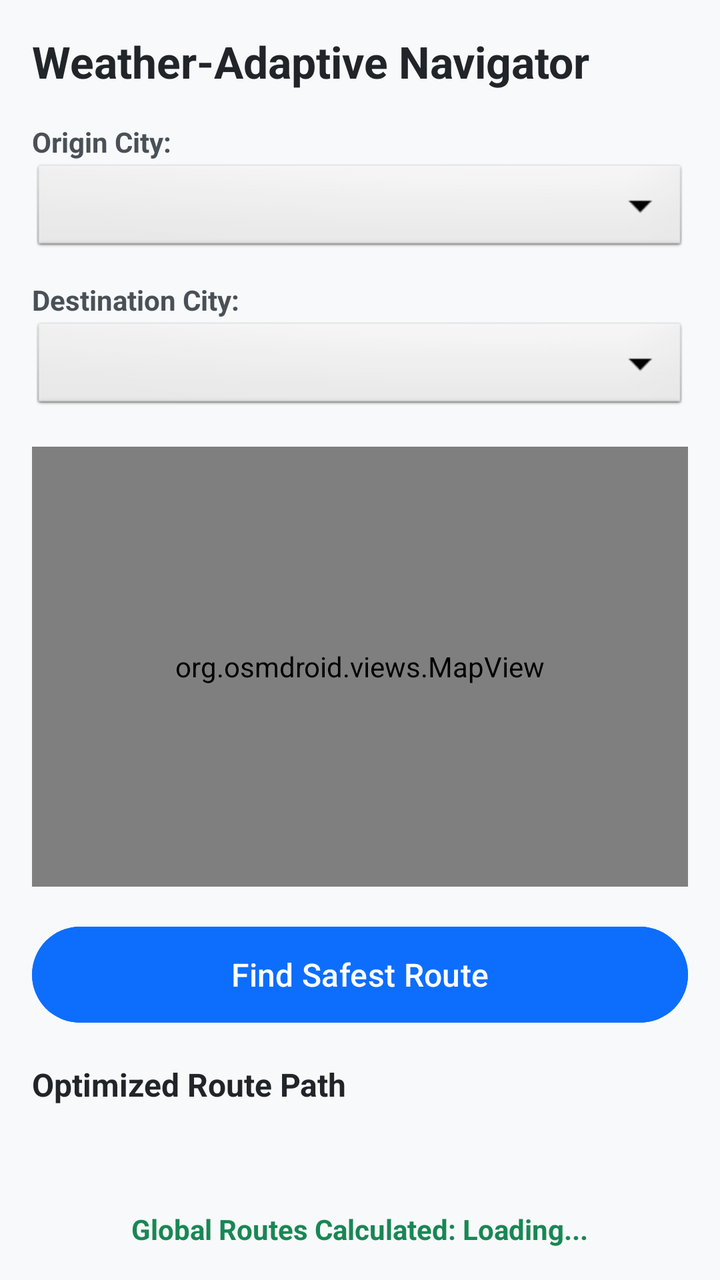
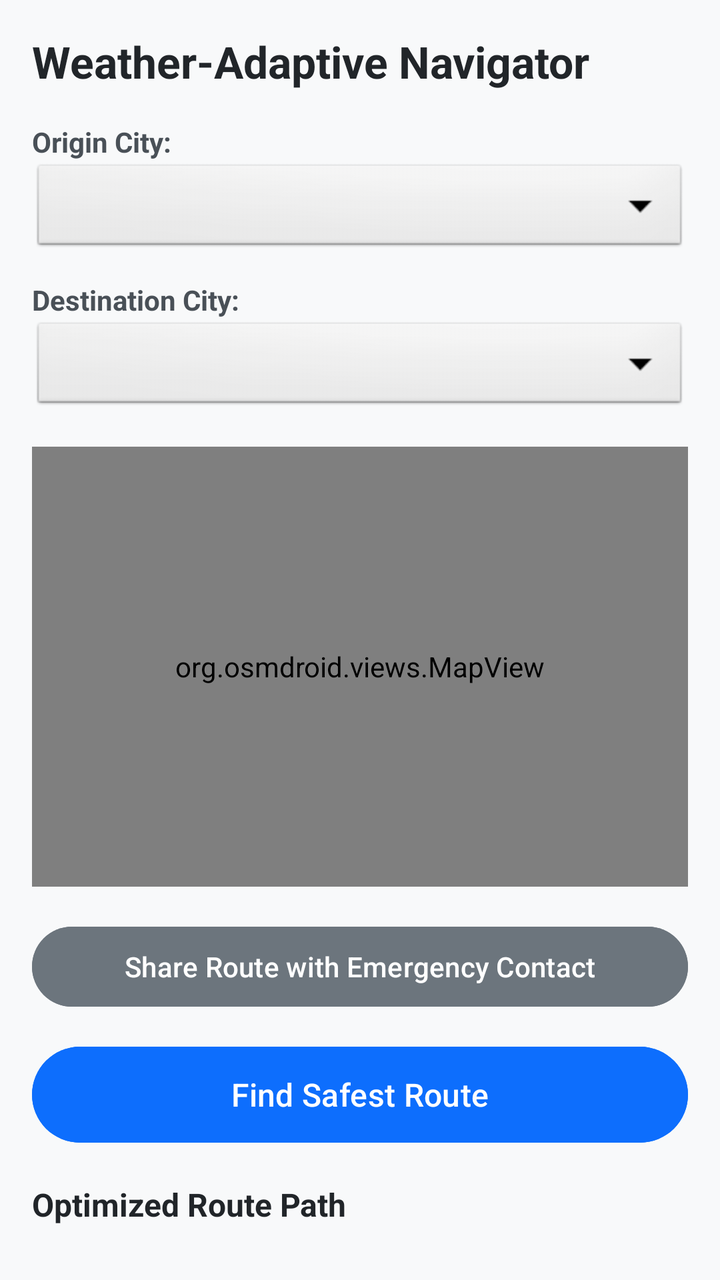

The first picture is an Android layout as it rendered before a commit; the second is the same layout after the commit. The layout source and the unified diff follow.
<!-- AndroidManifest.xml: application theme Theme.WeatherRoutePlanner -->
<!-- res/layout/activity_main.xml -->
<?xml version="1.0" encoding="utf-8"?>
<LinearLayout xmlns:android="http://schemas.android.com/apk/res/android"
    xmlns:tools="http://schemas.android.com/tools"
    android:layout_width="match_parent"
    android:layout_height="match_parent"
    android:orientation="vertical"
    android:padding="16dp"
    android:background="#F8F9FA"
    tools:context=".MainActivity">

    <TextView
        android:layout_width="wrap_content"
        android:layout_height="wrap_content"
        android:text="Weather-Adaptive Navigator"
        android:textSize="22sp"
        android:textStyle="bold"
        android:textColor="#212529"
        android:layout_marginBottom="16dp" />

    
    <TextView
        android:layout_width="wrap_content"
        android:layout_height="wrap_content"
        android:text="Origin City:"
        android:textStyle="bold"
        android:textColor="#495057" />

    <Spinner
        android:id="@+id/spinnerOrigin"
        android:layout_width="match_parent"
        android:layout_height="48dp"
        android:layout_marginBottom="12dp"
        android:background="@android:drawable/btn_dropdown" />

    
    <TextView
        android:layout_width="wrap_content"
        android:layout_height="wrap_content"
        android:text="Destination City:"
        android:textStyle="bold"
        android:textColor="#495057" />

    <Spinner
        android:id="@+id/spinnerDestination"
        android:layout_width="match_parent"
        android:layout_height="48dp"
        android:layout_marginBottom="16dp"
        android:background="@android:drawable/btn_dropdown" />

    
    <org.osmdroid.views.MapView
        android:id="@+id/mapView"
        android:layout_width="match_parent"
        android:layout_height="220dp"
        android:layout_marginBottom="16dp" />

    
    <Button
        android:id="@+id/btnCalculateRoute"
        android:layout_width="match_parent"
        android:layout_height="56dp"
        android:text="Find Safest Route"
        android:textSize="16sp"
        android:backgroundTint="#0D6EFD"
        android:textColor="#FFFFFF" />

    
    <ProgressBar
        android:id="@+id/progressBar"
        android:layout_width="wrap_content"
        android:layout_height="wrap_content"
        android:layout_gravity="center"
        android:layout_marginTop="12dp"
        android:visibility="gone" />

    <TextView
        android:layout_width="wrap_content"
        android:layout_height="wrap_content"
        android:text="Optimized Route Path"
        android:textSize="16sp"
        android:textStyle="bold"
        android:textColor="#212529"
        android:layout_marginTop="16dp"
        android:layout_marginBottom="8dp" />

    
    <androidx.recyclerview.widget.RecyclerView
        android:id="@+id/recyclerViewRoute"
        android:layout_width="match_parent"
        android:layout_height="0dp"
        android:layout_weight="1"
        android:scrollbars="vertical" />
    
    <TextView
        android:id="@+id/tvGlobalCounter"
        android:layout_width="wrap_content"
        android:layout_height="wrap_content"
        android:layout_gravity="center"
        android:layout_marginTop="12dp"
        android:text="Global Routes Calculated: Loading..."
        android:textColor="#198754"
        android:textSize="14sp"
        android:textStyle="bold" />

</LinearLayout>
<!-- resources referenced by this layout -->
<resources>
  <style name="Theme.WeatherRoutePlanner" parent="Base.Theme.WeatherRoutePlanner" />
  <style name="Base.Theme.WeatherRoutePlanner" parent="Theme.Material3.DayNight.NoActionBar">
          
          
      </style>
</resources>

<!-- the commit's change to res/layout/activity_main.xml (unified diff, before → after) -->
@@ -53,7 +53,14 @@
         android:layout_width="match_parent"
         android:layout_height="220dp"
         android:layout_marginBottom="16dp" />
-
+    
+    <Button
+        android:id="@+id/btnShareContact"
+        android:layout_width="match_parent"
+        android:layout_height="wrap_content"
+        android:layout_marginBottom="12dp"
+        android:text="Share Route with Emergency Contact"
+        android:backgroundTint="#6C757D" />
     
     <Button
         android:id="@+id/btnCalculateRoute"
